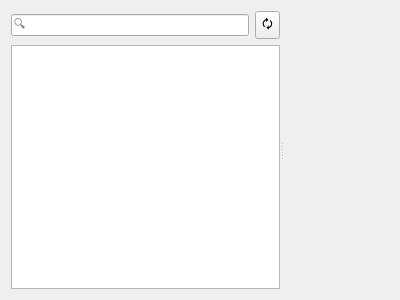
This is app/geo/serverschartview.ui in sendevent/yangl as Qt 5 draws it before an edit. The edited form follows.
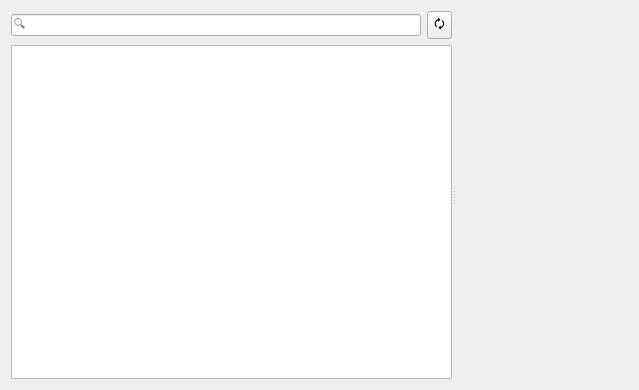
This is the edited form. Custom widgets are drawn as their Qt base class.

What changed in the file:
```diff
--- a/app/geo/serverschartview.ui
+++ b/app/geo/serverschartview.ui
@@ -6,8 +6,8 @@
    <rect>
     <x>0</x>
     <y>0</y>
-    <width>400</width>
-    <height>300</height>
+    <width>639</width>
+    <height>390</height>
    </rect>
   </property>
   <layout class="QGridLayout" name="gridLayout">
```
Left out of the diff: 6 changed lines with no effect on the pictures.
